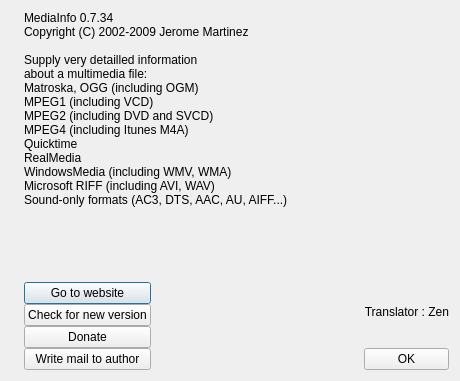
This is Source/GUI/Qt/about.ui in beppec56/MediaInfo-git_svn as Qt 5 draws it before an edit. The edited form follows.
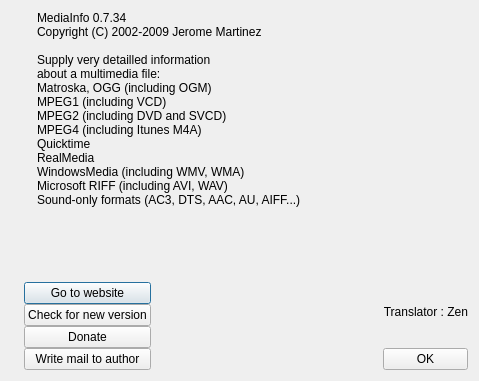
This is the edited form. Icons and pictures are not drawn.

```diff
--- a/Source/GUI/Qt/about.ui
+++ b/Source/GUI/Qt/about.ui
@@ -5,7 +5,7 @@
    <rect>
     <x>0</x>
     <y>0</y>
-    <width>460</width>
+    <width>479</width>
     <height>381</height>
    </rect>
   </property>
@@ -16,9 +16,14 @@
    <item>
     <layout class="QHBoxLayout" name="horizontalLayout">
      <item>
+      <layout class="QVBoxLayout" name="verticalLayout_6">
+       <item>
       <widget class="QLabel" name="logo">
-       <property name="text">
-        <string/>
+         <property name="maximumSize">
+          <size>
+           <width>128</width>
+           <height>128</height>
+          </size>
        </property>
        <property name="pixmap">
         <pixmap resource="../../Ressource/Resources.qrc">:/icon/icon.png</pixmap>
@@ -29,6 +34,21 @@
       </widget>
      </item>
      <item>
+        <spacer name="verticalSpacer_2">
+         <property name="orientation">
+          <enum>Qt::Vertical</enum>
+         </property>
+         <property name="sizeHint" stdset="0">
+          <size>
+           <width>20</width>
+           <height>40</height>
+          </size>
+         </property>
+        </spacer>
+       </item>
+      </layout>
+     </item>
+     <item>
       <widget class="QLabel" name="aboutText">
        <property name="text">
         <string>MediaInfo 0.7.34
@@ -80,8 +100,11 @@
     <layout class="QHBoxLayout" name="horizontalLayout_2">
      <item>
       <widget class="QLabel" name="logoMail">
-       <property name="text">
-        <string/>
+       <property name="maximumSize">
+        <size>
+         <width>64</width>
+         <height>64</height>
+        </size>
        </property>
        <property name="pixmap">
         <pixmap resource="../../Ressource/Resources.qrc">:/icon/aboutmail.png</pixmap>
```
Left out of the diff: 6 changed lines with no effect on the pictures. Lines whose indentation alone changed are shown as unchanged.
